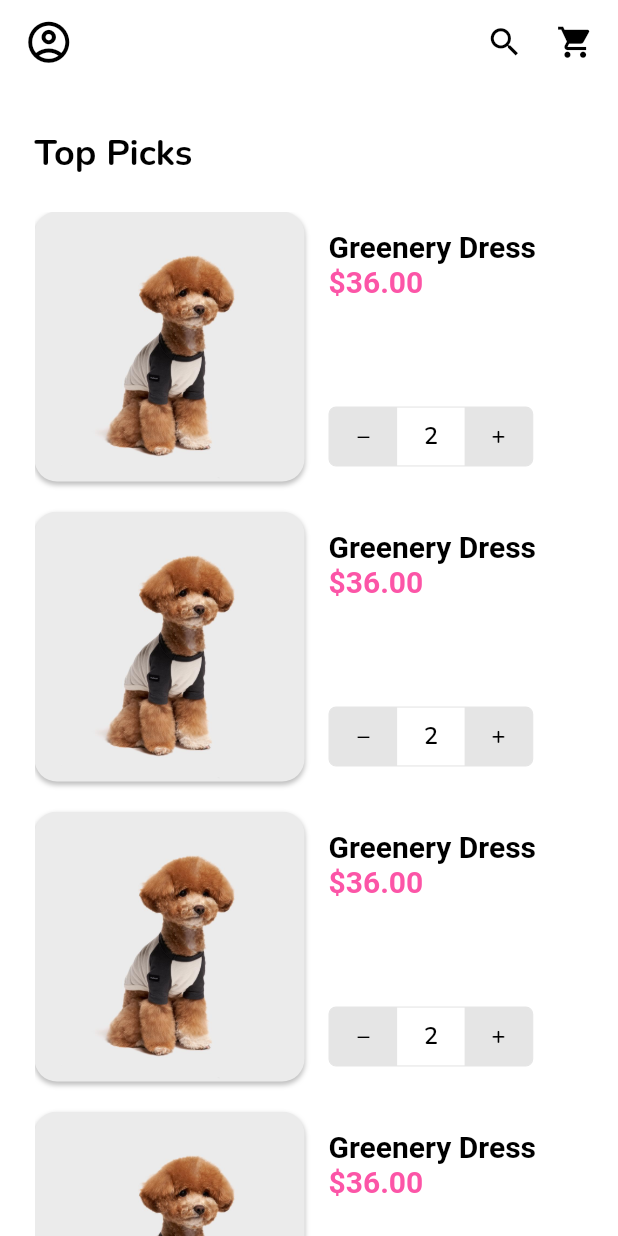
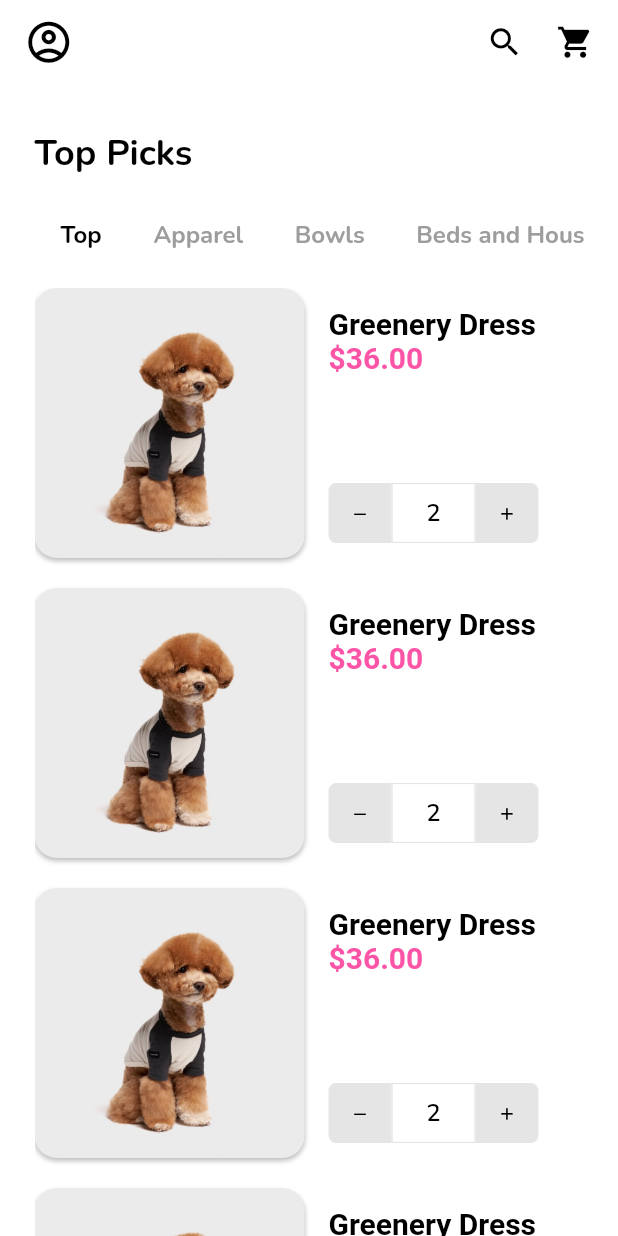
Before and after one commit to josh-umahi/the_basic_concept_app, a Flutter app: the screen it shows after launch, on a phone screen of 412 x 824 dp. Run offline on Flutter 3.47's test engine with Material 2 defaults, Android fonts, the phone set to English and light mode, and no system bars; our stand-ins replace bloc; Roboto replaces fonts that are missing (Avenir).

Commit message:
Last two pages partially complete

```diff
--- a/lib/view/global_widgets/custom_texts.dart
+++ b/lib/view/global_widgets/custom_texts.dart
@@ -7,7 +7,7 @@ class HeaderText extends StatelessWidget {
   @override
   Widget build(BuildContext context) {
     return Container(
-      margin: const EdgeInsets.only(top: 30, bottom: 22),
+      margin: const EdgeInsets.only(top: 30, bottom: 15),
       child: Text(
         text,
         maxLines: 1,
--- a/lib/view/global_widgets/item_quantity.dart
+++ b/lib/view/global_widgets/item_quantity.dart
@@ -2,29 +2,34 @@ import 'package:flutter/material.dart';
 
 import '../../constant.dart';
 
-final widthOfEach = 45.0;
-final height = 40.0;
+final customBorders = Border.all(
+  width: 0.75,
+  color: ourLightGrey,
+);
 
 class ItemQuantity extends StatelessWidget {
+  final double width;
+  const ItemQuantity({required this.width});
+
   @override
   Widget build(BuildContext context) {
     return Container(
-      height: height,
-      decoration: BoxDecoration(
-        color: ourLightGrey,
-        borderRadius: BorderRadius.circular(5),
-        border: Border.all(
-          width: 0.75,
-          color: ourLightGrey,
-        ),
-      ),
+      height: 40,
+      width: width,
       child: Row(
         children: [
-          QuantityButton("\u2013"),
+          QuantityButton(
+            unicodeString: "\u2013",
+            widthOfParent: width,
+            isOnLeft: true,
+          ),
           Container(
-            width: widthOfEach,
+            width: 0.4 * width,
             alignment: Alignment.center,
-            color: Colors.white,
+            decoration: BoxDecoration(
+              color: Colors.white,
+              border: customBorders,
+            ),
             child: Text(
               "2",
               textAlign: TextAlign.center,
@@ -34,7 +39,10 @@ class ItemQuantity extends StatelessWidget {
               ),
             ),
           ),
-          QuantityButton("\u002b"),
+          QuantityButton(
+            unicodeString: "\u002b",
+            widthOfParent: width,
+          ),
         ],
       ),
     );
@@ -43,14 +51,36 @@ class ItemQuantity extends StatelessWidget {
 
 class QuantityButton extends StatelessWidget {
   final String unicodeString;
-  const QuantityButton(this.unicodeString);
+  final double widthOfParent;
+  final bool isOnLeft;
+  const QuantityButton({
+    required this.unicodeString,
+    required this.widthOfParent,
+    this.isOnLeft = false,
+  });
 
   @override
   Widget build(BuildContext context) {
-    return Container(
-      width: widthOfEach,
-      alignment: Alignment.center,
-      child: GestureDetector(
+    final width = 0.3 * widthOfParent;
+    final borderRadius = Radius.circular(5);
+
+    return GestureDetector(
+      child: Container(
+        width: width,
+        alignment: Alignment.center,
+        decoration: BoxDecoration(
+          color: ourLightGrey,
+          borderRadius: isOnLeft
+              ? BorderRadius.only(
+                  topLeft: borderRadius,
+                  bottomLeft: borderRadius,
+                )
+              : BorderRadius.only(
+                  topRight: borderRadius,
+                  bottomRight: borderRadius,
+                ),
+          border: customBorders,
+        ),
         child: Text(
           unicodeString,
           style: TextStyle(
@@ -62,66 +92,3 @@ class QuantityButton extends StatelessWidget {
     );
   }
 }
-
-
-// final widthOfEach = 50.0;
-// final height = 40.0;
-
-// class ItemQuantity extends StatelessWidget {
-//   @override
-//   Widget build(BuildContext context) {
-//     return Container(
-//       height: height,
-//       decoration: BoxDecoration(
-//         color: ourLightGrey,
-//         borderRadius: BorderRadius.circular(5),
-//         border: Border.all(
-//           width: 0.75,
-//           color: ourLightGrey,
-//         ),
-//       ),
-//       child: Row(
-//         mainAxisAlignment: MainAxisAlignment.spaceAround,
-//         children: [
-//           QuantityButton("\u2013"),
-//           Container(
-//             width: widthOfEach,
-//             alignment: Alignment.center,
-//             color: Colors.white,
-//             child: Text(
-//               "2",
-//               textAlign: TextAlign.center,
-//               style: TextStyle(
-//                 color: Colors.black,
-//                 fontSize: 16,
-//               ),
-//             ),
-//           ),
-//           QuantityButton("\u002b"),
-//         ],
-//       ),
-//     );
-//   }
-// }
-
-// class QuantityButton extends StatelessWidget {
-//   final String unicodeString;
-//   const QuantityButton(this.unicodeString);
-
-//   @override
-//   Widget build(BuildContext context) {
-//     return Container(
-//       width: widthOfEach,
-//       alignment: Alignment.center,
-//       child: GestureDetector(
-//         child: Text(
-//           unicodeString,
-//           style: TextStyle(
-//             color: Colors.black,
-//             fontSize: 16,
-//           ),
-//         ),
-//       ),
-//     );
-//   }
-// }
--- a/lib/view/screens/cart/cart_screen.dart
+++ b/lib/view/screens/cart/cart_screen.dart
@@ -8,7 +8,7 @@ part 'widgets/cart_item.dart';
 part 'widgets/cart_summary.dart';
 part 'widgets/nav_to_checkout_button.dart';
 
-const heightOfButtonPlusBottomMargin = 80.0;
+const heightOfButtonPlusBottomMargin = 85.0;
 
 class CartScreen extends StatelessWidget {
   @override
--- a/lib/view/screens/cart/widgets/cart_item.dart
+++ b/lib/view/screens/cart/widgets/cart_item.dart
@@ -51,7 +51,7 @@ class CartItem extends StatelessWidget {
           Row(
             mainAxisAlignment: MainAxisAlignment.spaceBetween,
             children: [
-              ItemQuantity(),
+              ItemQuantity(width: 170),
               GestureDetector(
                 onTap: () {},
                 child: Text(
--- a/lib/view/screens/cart/widgets/nav_to_checkout_button.dart
+++ b/lib/view/screens/cart/widgets/nav_to_checkout_button.dart
@@ -4,13 +4,13 @@ class NavToCheckoutButton extends StatelessWidget {
   @override
   Widget build(BuildContext context) {
     return Positioned(
-      bottom: 0.35 * heightOfButtonPlusBottomMargin,
+      bottom: 0.4 * heightOfButtonPlusBottomMargin,
       left: 40,
       right: 40,
       child: ElevatedButton(
         onPressed: () {},
         child: Container(
-          height: heightOfButtonPlusBottomMargin * 0.65,
+          height: heightOfButtonPlusBottomMargin * 0.6,
           alignment: Alignment.center,
           child: Row(
             mainAxisAlignment: MainAxisAlignment.center,
--- a/lib/view/screens/shop/shop_screen.dart
+++ b/lib/view/screens/shop/shop_screen.dart
@@ -2,10 +2,9 @@ import 'package:flutter/material.dart';
 
 import '../../../constant.dart';
 import '../../global_widgets/custom_texts.dart';
-import '../../global_widgets/item_quantity.dart';
+import 'tabs/specific_products_tab.dart';
 
 part 'widgets/header_tab_bar.dart';
-part 'widgets/shop_item.dart';
 
 class ShopScreen extends StatelessWidget {
   @override
@@ -37,17 +36,9 @@ class ShopScreen extends StatelessWidget {
           crossAxisAlignment: CrossAxisAlignment.start,
           children: [
             HeaderText("Top Picks"),
-            Expanded(
-              child: ListView(
-                children: [
-                  ShopItem(),
-                  ShopItem(),
-                  ShopItem(),
-                  ShopItem(),
-                  ShopItem(),
-                ],
-              ),
-            ),
+            HeaderTabBar(),
+            SizedBox(height: 10),
+            SpecificProductsTab(),
           ],
         ),
       ),
--- /dev/null
+++ b/lib/view/screens/shop/tabs/specific_products_tab.dart
@@ -0,0 +1,20 @@
+import 'package:flutter/material.dart';
+
+import '../widgets/shop_item.dart';
+
+class SpecificProductsTab extends StatelessWidget {
+  @override
+  Widget build(BuildContext context) {
+    return Expanded(
+      child: ListView(
+        children: [
+          ShopItem(),
+          ShopItem(),
+          ShopItem(),
+          ShopItem(),
+          ShopItem(),
+        ],
+      ),
+    );
+  }
+}
--- a/lib/view/screens/shop/widgets/header_tab_bar.dart
+++ b/lib/view/screens/shop/widgets/header_tab_bar.dart
@@ -31,7 +31,7 @@ class _HeaderTabBarState extends State<HeaderTabBar>
       indicatorColor: Colors.transparent,
       unselectedLabelColor: ourDarkGrey,
       labelPadding: const EdgeInsets.symmetric(
-        horizontal: ourPaddingHorizontal,
+        horizontal: ourPaddingHorizontal * 0.75,
       ),
       isScrollable: true,
       tabs: _buildTabs(),
--- a/lib/view/screens/shop/widgets/shop_item.dart
+++ b/lib/view/screens/shop/widgets/shop_item.dart
@@ -1,9 +1,13 @@
-part of '../shop_screen.dart';
+import 'package:flutter/material.dart';
+
+import '../../../global_widgets/custom_texts.dart';
+import '../../../global_widgets/item_quantity.dart';
 
 class ShopItem extends StatelessWidget {
   @override
   Widget build(BuildContext context) {
     return Container(
+      width: double.infinity,
       margin: const EdgeInsets.only(bottom: 20),
       child: Row(
         crossAxisAlignment: CrossAxisAlignment.start,
@@ -31,7 +35,8 @@ class ShopItem extends StatelessWidget {
             ),
           ),
           SizedBox(width: 16),
-          Container(
+          Expanded(
+            child: Container(
               height: 170,
               child: Column(
                 crossAxisAlignment: CrossAxisAlignment.start,
@@ -40,8 +45,9 @@ class ShopItem extends StatelessWidget {
                   ProductTitle("Greenery Dress", maxLines: 3),
                   ProductPrice("\$36.00"),
                   Spacer(),
-                ItemQuantity(),
+                  ItemQuantity(width: 140),
                 ],
+              ),
             ),
           ),
         ],
```
Also changed, not shown: lib/view/screens/shop/tabs/top_picks_tab.dart (added). Lines whose indentation alone changed are shown as unchanged.
